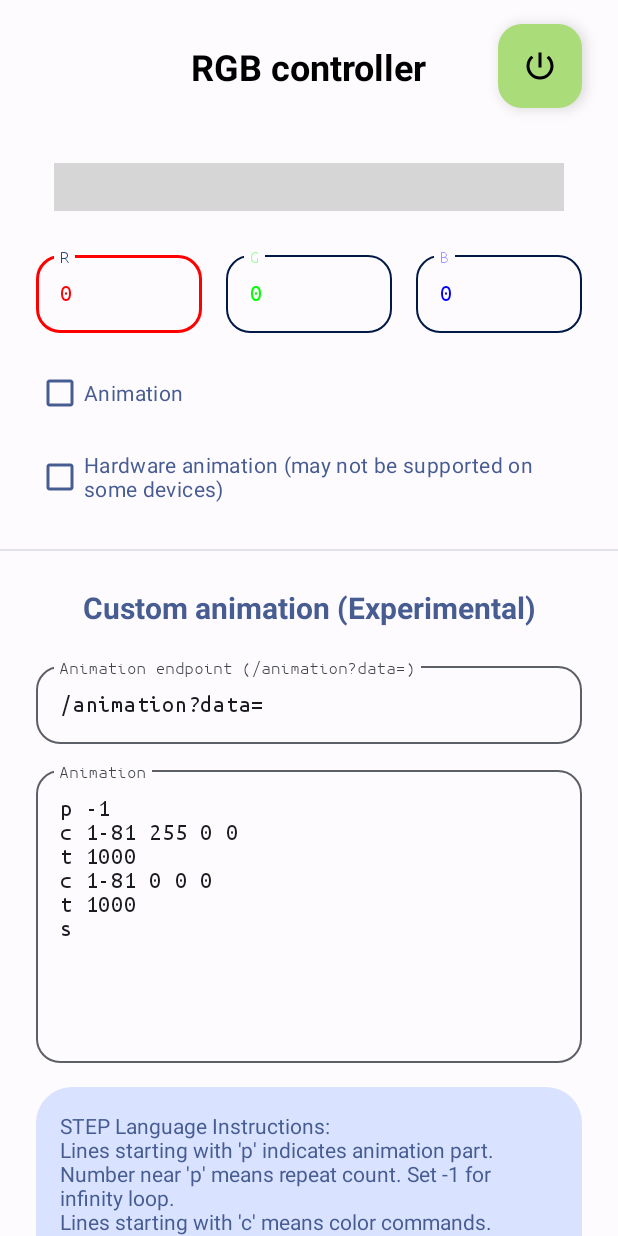
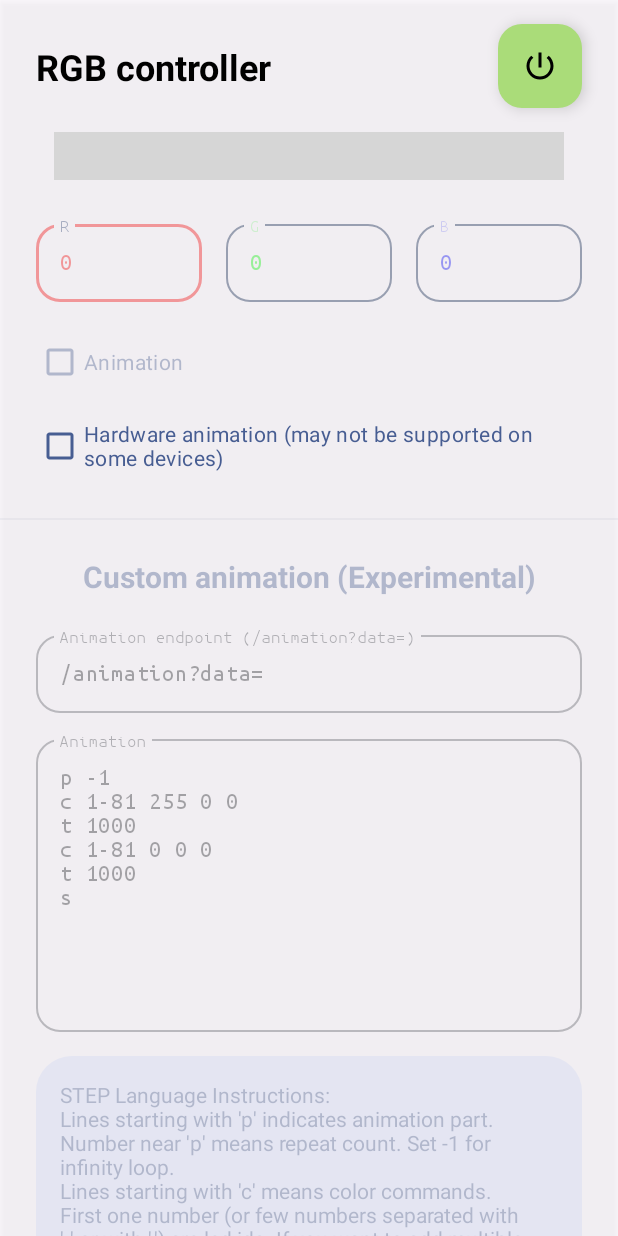
Before and after one commit to AndraxDev/rgb-controller, an Android app: the layout fragment_color_picker.xml on its own in the app's theme, with its tools: preview values and no code run, on a phone screen of 412 x 824 dp. Run offline under Robolectric (Android 15) with nearby library versions, the phone set to English and light mode, and no system bars; plain views replace ColorPickerView; grey boxes are pictures that could not be loaded.

Commit message:
Added support for Android 16

```diff
--- a/app/src/main/res/layout/fragment_about.xml
+++ b/app/src/main/res/layout/fragment_about.xml
@@ -126,8 +126,8 @@
         android:layout_width="wrap_content"
         android:layout_height="wrap_content"
         android:layout_marginStart="24dp"
-        android:layout_marginTop="16dp"
         android:layout_marginEnd="24dp"
+        android:padding="16dp"
         android:text="@string/text_version"
         android:textSize="16sp"
         app:layout_constraintEnd_toEndOf="parent"
--- a/app/src/main/res/layout/fragment_color_picker.xml
+++ b/app/src/main/res/layout/fragment_color_picker.xml
@@ -2,6 +2,7 @@
 <androidx.constraintlayout.widget.ConstraintLayout
     xmlns:android="http://schemas.android.com/apk/res/android"
     xmlns:app="http://schemas.android.com/apk/res-auto"
+    xmlns:tools="http://schemas.android.com/tools"
     android:id="@+id/ui"
     android:layout_width="match_parent"
     android:layout_height="match_parent"
@@ -53,18 +54,45 @@
                 app:layout_constraintStart_toStartOf="parent"
                 app:layout_constraintTop_toBottomOf="@+id/btn_set_predefined" />
 
+            <androidx.constraintlayout.widget.ConstraintLayout
+                android:id="@+id/ab"
+                android:layout_width="match_parent"
+                android:layout_height="wrap_content"
+                android:elevation="6dp"
+                app:layout_constraintEnd_toEndOf="parent"
+                app:layout_constraintStart_toStartOf="parent"
+                app:layout_constraintTop_toTopOf="parent">
+
                 <TextView
                     android:id="@+id/activity_title"
                     android:layout_width="wrap_content"
                     android:layout_height="wrap_content"
-                android:layout_marginTop="28dp"
+                    android:layout_marginStart="24dp"
                     android:text="@string/app_name"
                     android:textColor="@color/text_title"
                     android:textSize="24sp"
                     android:textStyle="bold"
+                    app:layout_constraintBottom_toBottomOf="@+id/btn_power"
+                    app:layout_constraintStart_toStartOf="parent"
+                    app:layout_constraintTop_toTopOf="@+id/btn_power" />
+
+                <com.google.android.material.floatingactionbutton.FloatingActionButton
+                    android:id="@+id/btn_power"
+                    android:layout_width="wrap_content"
+                    android:layout_height="wrap_content"
+                    android:layout_marginTop="16dp"
+                    android:layout_marginEnd="24dp"
+                    android:layout_marginBottom="16dp"
+                    android:clickable="true"
+                    android:contentDescription="@string/desc_power"
+                    android:src="@drawable/ic_power"
+                    app:backgroundTint="@color/light_green"
+                    app:elevation="6dp"
+                    app:layout_constraintBottom_toBottomOf="parent"
                     app:layout_constraintEnd_toEndOf="parent"
-                app:layout_constraintStart_toStartOf="parent"
-                app:layout_constraintTop_toTopOf="parent" />
+                    app:layout_constraintTop_toTopOf="parent"
+                    app:tint="@color/black" />
+            </androidx.constraintlayout.widget.ConstraintLayout>
 
             <LinearLayout
                 android:id="@+id/colors_fields_group"
@@ -180,12 +208,11 @@
                 android:layout_width="0dp"
                 android:layout_height="wrap_content"
                 android:layout_marginLeft="36dp"
-                android:layout_marginTop="48dp"
                 android:layout_marginRight="36dp"
                 app:enableAlpha="false"
                 app:layout_constraintLeft_toLeftOf="parent"
                 app:layout_constraintRight_toRightOf="parent"
-                app:layout_constraintTop_toBottomOf="@+id/activity_title" />
+                app:layout_constraintTop_toBottomOf="@+id/ab" />
 
             <LinearLayout
                 android:id="@+id/action_buttons_group"
@@ -270,30 +297,20 @@
                 android:id="@+id/disabler"
                 android:layout_width="0dp"
                 android:layout_height="0dp"
-                android:alpha="0.5"
+                android:alpha="0.6"
                 android:background="@color/window_background"
+                android:clickable="true"
+                android:contentDescription="Disabled"
+                android:elevation="3dp"
                 android:orientation="vertical"
                 android:visibility="gone"
                 app:layout_constraintBottom_toBottomOf="parent"
                 app:layout_constraintEnd_toEndOf="parent"
                 app:layout_constraintStart_toStartOf="parent"
-                app:layout_constraintTop_toTopOf="parent">
+                app:layout_constraintTop_toTopOf="parent"
+                tools:visibility="visible">
 
             </LinearLayout>
-
-            <com.google.android.material.floatingactionbutton.FloatingActionButton
-                android:id="@+id/btn_power"
-                android:layout_width="wrap_content"
-                android:layout_height="wrap_content"
-                android:layout_marginTop="16dp"
-                android:layout_marginEnd="24dp"
-                android:clickable="true"
-                android:contentDescription="@string/desc_power"
-                android:src="@drawable/ic_power"
-                app:backgroundTint="@color/light_green"
-                app:layout_constraintEnd_toEndOf="parent"
-                app:layout_constraintTop_toTopOf="parent"
-                app:tint="@color/black" />
 
             <TextView
                 android:id="@+id/textView"
--- a/build.gradle
+++ b/build.gradle
@@ -6,9 +6,9 @@ buildscript {
 }
 
 plugins {
-    id 'com.android.application' version '8.8.0' apply false
-    id 'com.android.library' version '8.8.0' apply false
-    id 'org.jetbrains.kotlin.android' version '2.0.20' apply false
+    id 'com.android.application' version '8.9.0' apply false
+    id 'com.android.library' version '8.9.0' apply false
+    id 'org.jetbrains.kotlin.android' version '2.0.21' apply false
 }
 
 allprojects {
```
Also changed, not shown: app/build.gradle (+8 -8 lines), app/src/main/java/com/teslasoft/iot/rgbcontroller/MainActivity.kt (+25 -18 lines), app/src/main/java/com/teslasoft/iot/rgbcontroller/fragments/tabs/ControllerFragment.kt (+10 -3 lines), app/src/main/java/com/teslasoft/iot/rgbcontroller/permission/AbstractPermissionActivity.kt (added, +70 -0 lines), app/src/main/java/com/teslasoft/iot/rgbcontroller/permission/NearbyPermissionActivity.kt (added, +17 -0 lines), app/src/main/java/com/teslasoft/iot/rgbcontroller/util/WindowManager.kt (+19 -2 lines), app/src/main/res/drawable/ic_net_off.xml (added, +9 -0 lines), app/src/main/res/layout/fragment_devices.xml (+5 -3 lines), app/src/main/res/layout/fragment_permission_denied.xml (added, +45 -0 lines), 1 other file. Lines whose indentation alone changed are shown as unchanged.
